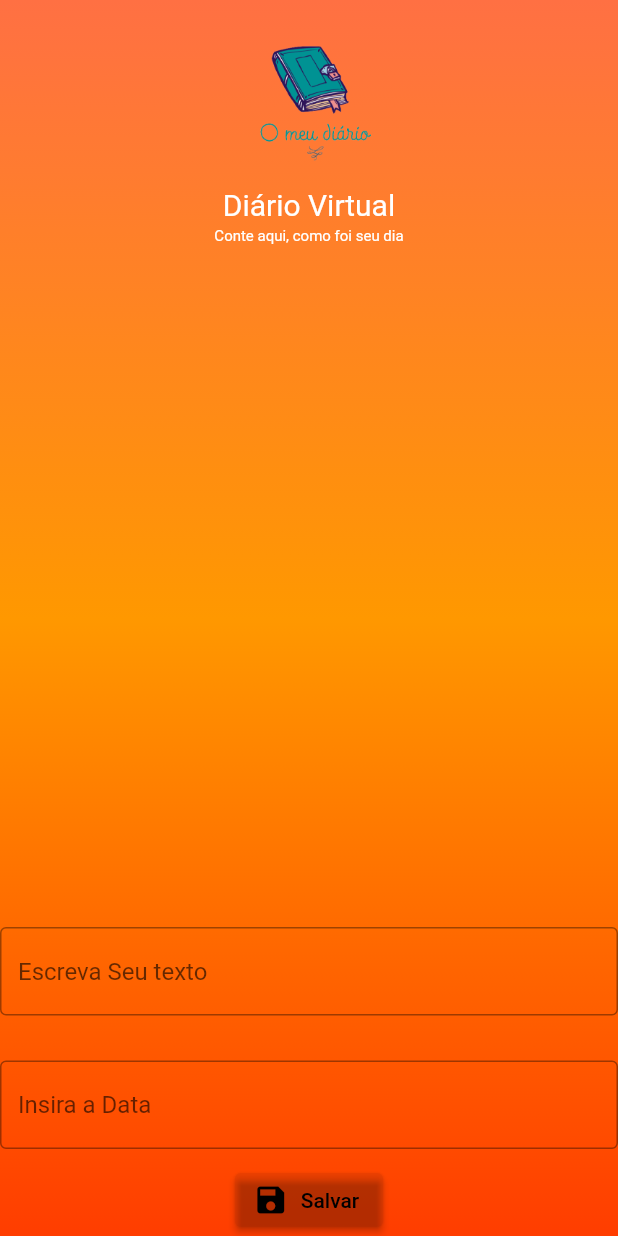
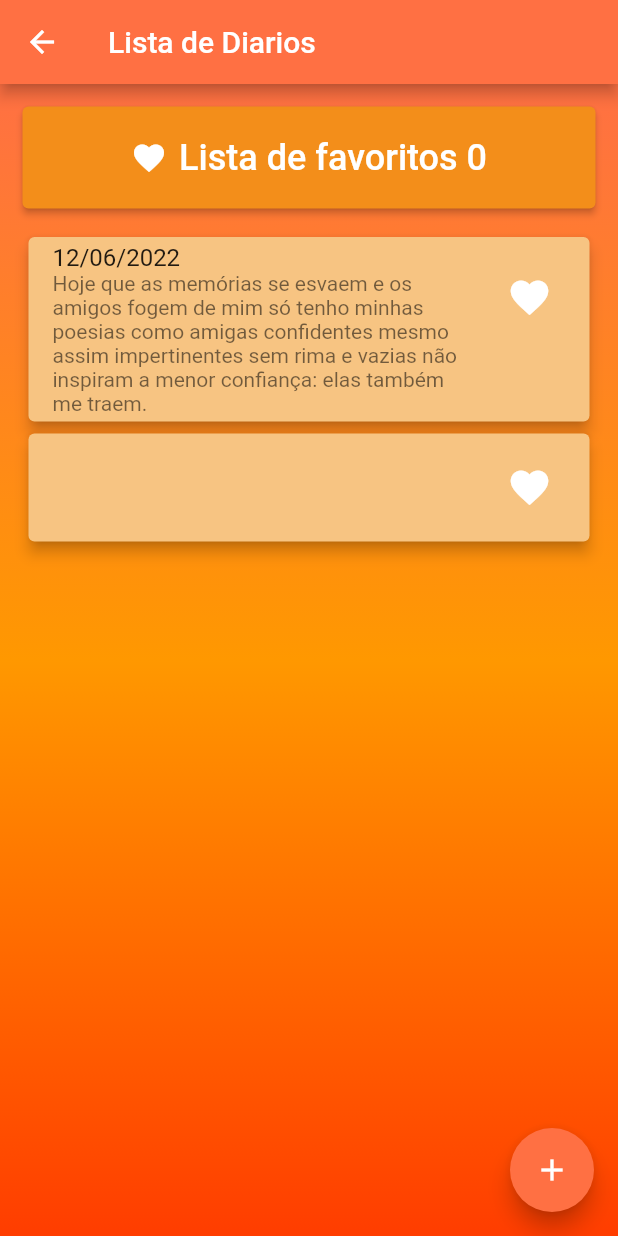
Before and after one commit to leonidasc019/Projeto_Mauricio, a Flutter app: the PaginaEscrever screen opened by its route, after a tap on "Salvar", on a phone screen of 412 x 824 dp. Run offline on Flutter 3.47's test engine with Material 2 defaults, Android fonts, the light colour scheme and no system bars; our stand-ins replace cloud_firestore, email_validator, firebase_auth, firebase_core; accounts and stored records are empty.

Commit message:
Projeto_final

```diff
--- /dev/null
+++ b/projeto/lib/models/diarios.dart
@@ -0,0 +1,5 @@
+class Diario {
+  final String data;
+  final String? texto;
+  Diario({required this.data, this.texto});
+}
--- /dev/null
+++ b/projeto/lib/provider/diario_provider.dart
@@ -0,0 +1,34 @@
+import 'dart:math';
+
+import 'package:flutter/material.dart';
+import 'package:flutter/rendering.dart';
+import 'package:projeto/models/diarios.dart';
+
+final List<Diario> initialData = List.generate(
+    1,
+    (index) => Diario(
+        data: "12/06/2022 ",
+        texto:
+            "Hoje que as memórias se esvaem e os amigos fogem de mim só tenho minhas poesias como amigas confidentes mesmo assim impertinentes sem rima e vazias não inspiram a menor confiança: elas também me traem."));
+
+class DiarioProvider extends ChangeNotifier {
+  final List<Diario> _diarios = initialData;
+  List<Diario> get diarios => _diarios;
+  final List<Diario> _myList = [];
+  List<Diario> get myList => _myList;
+
+  void addToList2(Diario diario) {
+    _diarios.add(diario);
+    notifyListeners();
+  }
+
+  void addToList(Diario diario) {
+    _myList.add(diario);
+    notifyListeners();
+  }
+
+  void removeFormList(Diario diario) {
+    _myList.remove(diario);
+    notifyListeners();
+  }
+}
--- a/projeto/lib/screens/escrever_diario.dart
+++ b/projeto/lib/screens/escrever_diario.dart
@@ -1,4 +1,9 @@
 import 'package:flutter/material.dart';
+import 'package:projeto/provider/diario_provider.dart';
+import 'package:provider/provider.dart';
+
+import '../models/diarios.dart';
+import 'home_screen.dart';
 
 class PaginaEscrever extends StatefulWidget {
   const PaginaEscrever({Key? key}) : super(key: key);
@@ -10,6 +15,9 @@ class PaginaEscrever extends StatefulWidget {
 final _formKey = GlobalKey<FormState>();
 String? select_texto;
 String? select_data;
+
+TextEditingController textodata = TextEditingController();
+TextEditingController textodiario = TextEditingController();
 
 final logo = Image.asset('images/diario_img_login.png');
 
@@ -60,10 +68,11 @@ class _PaginaEscreverState extends State<PaginaEscrever> {
                 ),
                 const Expanded(child: SizedBox()),
                 ConstrainedBox(
-                  constraints: const BoxConstraints(maxHeight: 280),
-                  child: const TextField(
+                  constraints: const BoxConstraints(maxHeight: 230),
+                  child: TextFormField(
                     maxLines: null,
-                    decoration: InputDecoration(
+                    controller: textodiario,
+                    decoration: const InputDecoration(
                       border: OutlineInputBorder(),
                       hintText: 'Escreva Seu texto',
                     ),
@@ -72,8 +81,9 @@ class _PaginaEscreverState extends State<PaginaEscrever> {
                 const Padding(
                   padding: EdgeInsets.symmetric(horizontal: 8, vertical: 15),
                 ),
-                const TextField(
-                  decoration: InputDecoration(
+                TextFormField(
+                  controller: textodata,
+                  decoration: const InputDecoration(
                     border: OutlineInputBorder(),
                     hintText: 'Insira a Data',
                   ),
@@ -83,16 +93,22 @@ class _PaginaEscreverState extends State<PaginaEscrever> {
                 ),
                 ElevatedButton.icon(
                   onPressed: () {
-                    // Mostra o Popup
-                    //
+                    Diario novodiario =
+                        Diario(data: textodata.text, texto: textodiario.text);
+                    context.read<DiarioProvider>().addToList2(novodiario);
+                    Navigator.push(
+                        context,
+                        MaterialPageRoute(
+                          builder: (context) => const HomeScreen(),
+                        ));
                   },
                   icon: const Icon(Icons
                       .save), //Icone que será utilizado dentro do elevated Button
                   label: const Text("Salvar"), //Texto dentro do botão
                   style: ElevatedButton.styleFrom(
-                    primary: const Color.fromARGB(17, 90, 9, 9),
-                    onPrimary: const Color.fromARGB(
-                        255, 0, 0, 0), //Cor do Background do botão
+                    primary: const Color.fromARGB(255, 247, 196, 130),
+                    onPrimary: const Color.fromARGB(255, 0, 0, 0),
+                    //Cor do Background do botão
                   ),
                 ),
               ]),
--- /dev/null
+++ b/projeto/lib/screens/home_screen.dart
@@ -0,0 +1,109 @@
+// screens/home_screen.dart
+import 'package:flutter/material.dart';
+import 'package:provider/provider.dart';
+
+import '../provider/diario_provider.dart';
+import 'my_list_screen.dart';
+
+class HomeScreen extends StatefulWidget {
+  const HomeScreen({Key? key}) : super(key: key);
+
+  @override
+  _HomeScreenState createState() => _HomeScreenState();
+}
+
+class _HomeScreenState extends State<HomeScreen> {
+  @override
+  Widget build(BuildContext context) {
+    var diarios = context.watch<DiarioProvider>().diarios;
+    var myList = context.watch<DiarioProvider>().myList;
+
+    return Scaffold(
+      appBar: AppBar(
+        title: const Text('Lista de Diarios'),
+        backgroundColor: Color.fromARGB(255, 255, 112, 67),
+      ),
+      body: Container(
+        decoration: const BoxDecoration(
+          gradient: LinearGradient(colors: [
+            Color.fromARGB(255, 255, 112, 67),
+            Color.fromARGB(255, 255, 152, 0),
+            Color.fromARGB(255, 255, 61, 0)
+          ], begin: Alignment.topCenter, end: Alignment.bottomCenter),
+        ),
+        child: Padding(
+          padding: const EdgeInsets.all(15),
+          child: Column(
+            crossAxisAlignment: CrossAxisAlignment.stretch,
+            children: [
+              ElevatedButton.icon(
+                onPressed: () {
+                  Navigator.of(context).push(
+                    MaterialPageRoute(
+                      builder: (context) => const MyListScreen(),
+                    ),
+                  );
+                },
+                icon: const Icon(Icons.favorite),
+                label: Text(
+                  "Lista de favoritos ${myList.length}",
+                  style: const TextStyle(fontSize: 24),
+                ),
+                style: ElevatedButton.styleFrom(
+                    primary: Color.fromARGB(255, 243, 142, 26),
+                    padding: const EdgeInsets.symmetric(vertical: 20)),
+              ),
+              const SizedBox(
+                height: 15,
+              ),
+              Expanded(
+                child: ListView.builder(
+                    itemCount: diarios.length,
+                    itemBuilder: (_, index) {
+                      final currentDiario = diarios[index];
+                      return Card(
+                        key: ValueKey(currentDiario.data),
+                        color: Color.fromARGB(255, 247, 196, 130),
+                        elevation: 4,
+                        child: ListTile(
+                          title: Text(currentDiario.data),
+                          subtitle:
+                              Text(currentDiario.texto ?? 'Nenhuma informação'),
+                          trailing: IconButton(
+                            icon: Icon(
+                              Icons.favorite,
+                              color: myList.contains(currentDiario)
+                                  ? Colors.red
+                                  : Colors.white,
+                              size: 30,
+                            ),
+                            onPressed: () {
+                              if (!myList.contains(currentDiario)) {
+                                context
+                                    .read<DiarioProvider>()
+                                    .addToList(currentDiario);
+                              } else {
+                                context
+                                    .read<DiarioProvider>()
+                                    .removeFormList(currentDiario);
+                              }
+                            },
+                          ),
+                        ),
+                      );
+                    }),
+              ),
+            ],
+          ),
+        ),
+      ),
+      floatingActionButton: FloatingActionButton(
+        onPressed: () {
+          Navigator.pushNamed(context, '/third');
+        },
+        child: const Icon(Icons.add),
+        backgroundColor: Color.fromARGB(255, 255, 112, 67),
+      ),
+    );
+  }
+}
--- a/projeto/pubspec.yaml
+++ b/projeto/pubspec.yaml
@@ -38,6 +38,7 @@ dependencies:
   # The following adds the Cupertino Icons font to your application.
   # Use with the CupertinoIcons class for iOS style icons.
   cupertino_icons: ^1.0.2
+  provider: ^6.0.3
 
 dev_dependencies:
   flutter_test:
```
Also changed, not shown: projeto/lib/main.dart (+9 -2 lines), projeto/lib/screens/my_list_screen.dart (added, +58 -0 lines), projeto/lib/widgets/formulario_widget.dart (added, +57 -0 lines), projeto/lib/widgets/login.dart (+16 -17 lines), projeto/pubspec.lock.
